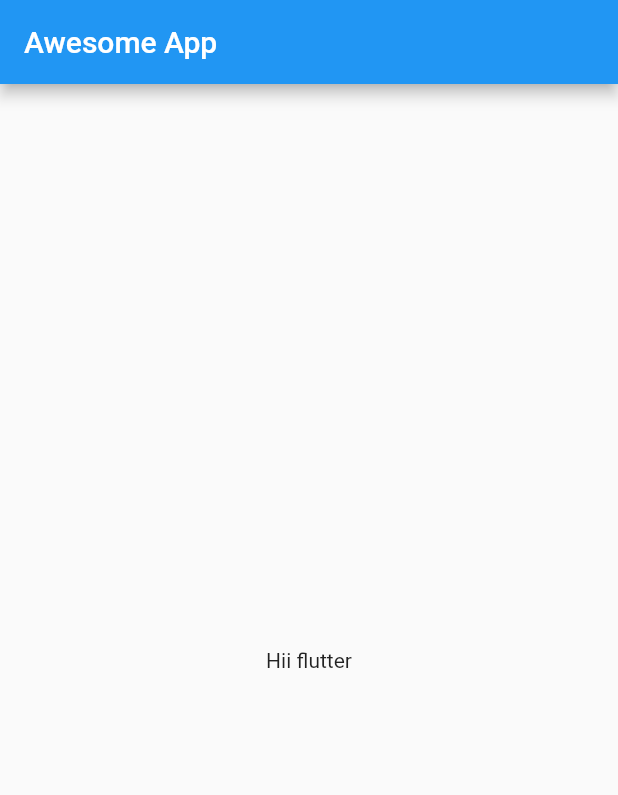
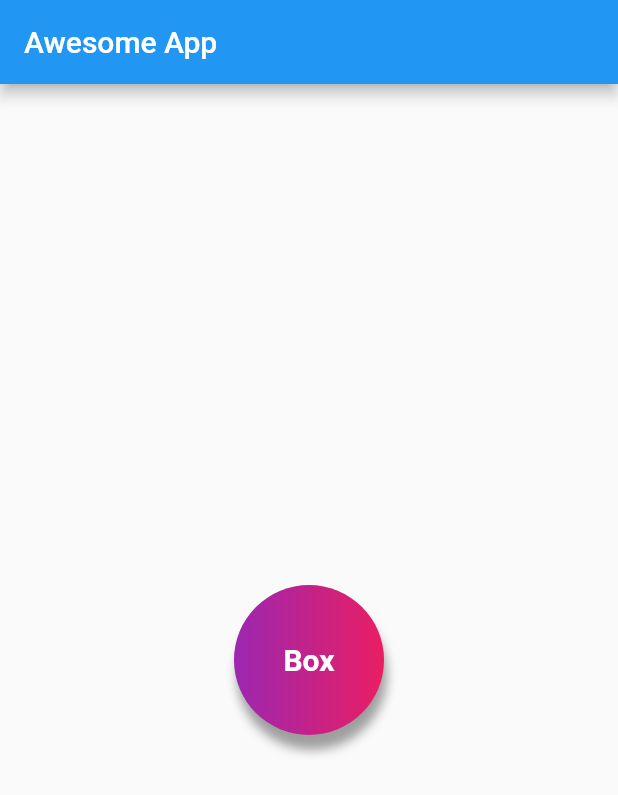
Before and after one commit to AkritiSubedi/Flutter_chapter-wise-for-beginners, a Flutter app: the screen it shows after launch, on a phone screen of 412 x 824 dp. Shown: the top 795 px of the screen. Run offline on Flutter 3.47's test engine with Material 2 defaults, Android fonts, the phone set to English and light mode, and no system bars.

Commit message:
ch_2-widgets

```diff
--- a/lib/main.dart
+++ b/lib/main.dart
@@ -13,12 +13,33 @@ class Homepage extends StatelessWidget {
   @override
   Widget build(BuildContext context) {
     return Scaffold(
-      appBar: AppBar(
-        title: Text("Awesome App"),
-      ),
-      body: Container(
-        child: Center(child: Text("Hii flutter")),
-      ),
-    );
+        appBar: AppBar(
+          title: Text("Awesome App"),
+        ),
+        body: Center(
+            child: Container(
+          padding: EdgeInsets.all(8),
+          alignment: Alignment.center,
+          decoration: BoxDecoration(
+              shape: BoxShape.circle,
+              boxShadow: [
+                BoxShadow(
+                    color: Colors.grey,
+                    blurRadius: 5,
+                    offset: Offset(2.0, 10.0)),
+              ],
+              color: Colors.amber,
+              gradient: LinearGradient(colors: [Colors.purple, Colors.pink])),
+          width: 100,
+          height: 100,
+          child: Text(
+            "Box",
+            style: TextStyle(
+              color: Colors.white,
+              fontWeight: FontWeight.bold,
+              fontSize: 20,
+            ),
+          ),
+        )));
   }
 }
--- a/pubspec.yaml
+++ b/pubspec.yaml
@@ -59,7 +59,7 @@ flutter:
   uses-material-design: true
 
   # To add assets to your application, add an assets section, like this:
-  # assets:
+  assets:
   #   - images/a_dot_burr.jpeg
   #   - images/a_dot_ham.jpeg
 
```
